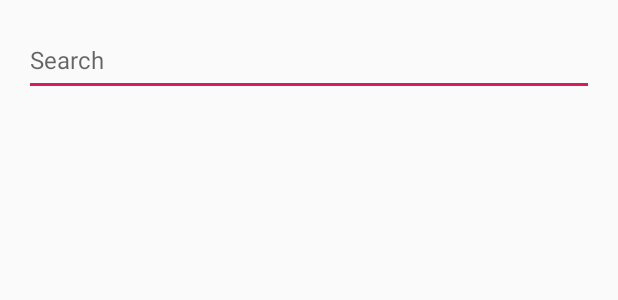
After one commit to thevirinchi/Chantele, an Android app: the layout content_search.xml on its own in the app's theme, with its tools: preview values and no code run, on a phone screen of 412 x 824 dp. The commit adds this screen. Shown: the top 300 px of the screen. Run offline under Robolectric (Android 15) with nearby library versions, the phone set to English and light mode, and no system bars.

Commit message:
Started with searching.

```diff
--- a/app/src/main/AndroidManifest.xml
+++ b/app/src/main/AndroidManifest.xml
@@ -10,9 +10,13 @@
         android:supportsRtl="true"
         android:theme="@style/AppTheme">
         <activity
+            android:name=".search"
+            android:label="@string/title_activity_search"
+            android:theme="@style/AppTheme.NoActionBar"></activity>
+        <activity
             android:name=".onBoard"
             android:label="@string/title_activity_on_board"
-            android:theme="@style/AppTheme.NoActionBar"></activity>
+            android:theme="@style/AppTheme.NoActionBar" />
         <activity
             android:name=".MainActivity"
             android:label="@string/app_name"
--- /dev/null
+++ b/app/src/main/res/layout/content_search.xml
@@ -0,0 +1,20 @@
+<?xml version="1.0" encoding="utf-8"?>
+<android.support.v7.widget.LinearLayoutCompat xmlns:android="http://schemas.android.com/apk/res/android"
+    xmlns:app="http://schemas.android.com/apk/res-auto"
+    xmlns:tools="http://schemas.android.com/tools"
+    android:layout_width="match_parent"
+    android:layout_height="match_parent"
+    app:layout_behavior="@string/appbar_scrolling_view_behavior"
+    tools:context=".search"
+    tools:showIn="@layout/activity_search"
+    android:orientation="horizontal"
+    android:padding="16dp">
+
+    <EditText
+        android:id="@+id/target"
+        android:layout_width="match_parent"
+        android:layout_height="48dp"
+        android:hint="@string/search"
+        android:textSize="16dp"/>
+
+</android.support.v7.widget.LinearLayoutCompat>
--- a/app/src/main/res/values/colors.xml
+++ b/app/src/main/res/values/colors.xml
@@ -3,7 +3,7 @@
     <color name="colorPrimary">#008577</color>
     <color name="colorPrimaryDark">#00574B</color>
     <color name="colorAccent">#D81B60</color>
-    <color name="cyan">#0000ff</color>
-    <color name="green">#00ff00</color>
-    <color name="orange">#ff0000</color>
+    <color name="cyan">#2196F3</color>
+    <color name="green">#00C583</color>
+    <color name="orange">#FF9100</color>
 </resources>
--- a/app/src/main/res/values/strings.xml
+++ b/app/src/main/res/values/strings.xml
@@ -10,4 +10,7 @@
     <string name="tabIndicator1">Tab Indicator 1</string>
     <string name="tabIndicator2">Tab Indicator 2</string>
     <string name="tabIndicator3">Tab Indicator 3</string>
+    <string name="title_activity_search">Search</string>
+    <!-- Song Search -->
+    <string name="search">Search</string>
 </resources>
```
Also changed, not shown: app/src/main/java/com/z00k/z3t4/chantele/search.java (added, +29 -0 lines), app/src/main/res/drawable/ic_search_black_24dp.xml (added, +9 -0 lines), app/src/main/res/layout/activity_search.xml (added, +34 -0 lines).
